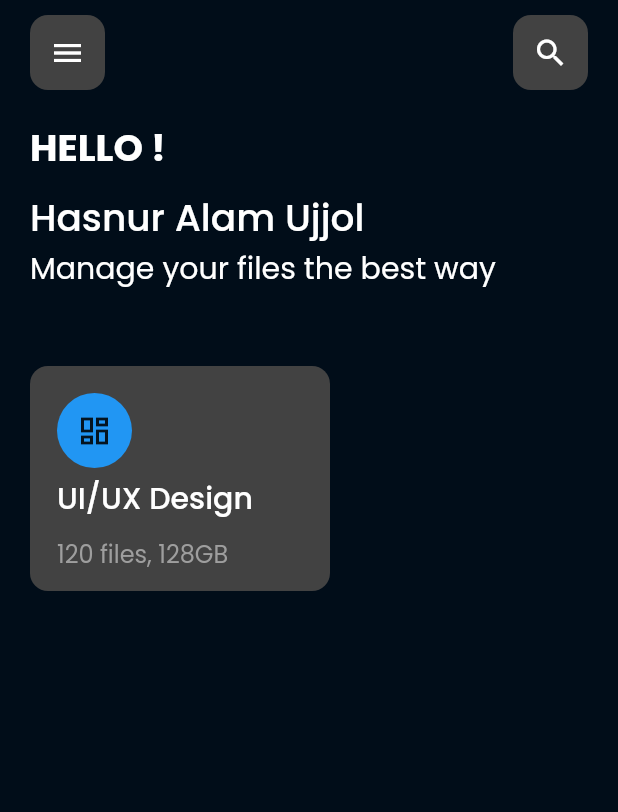
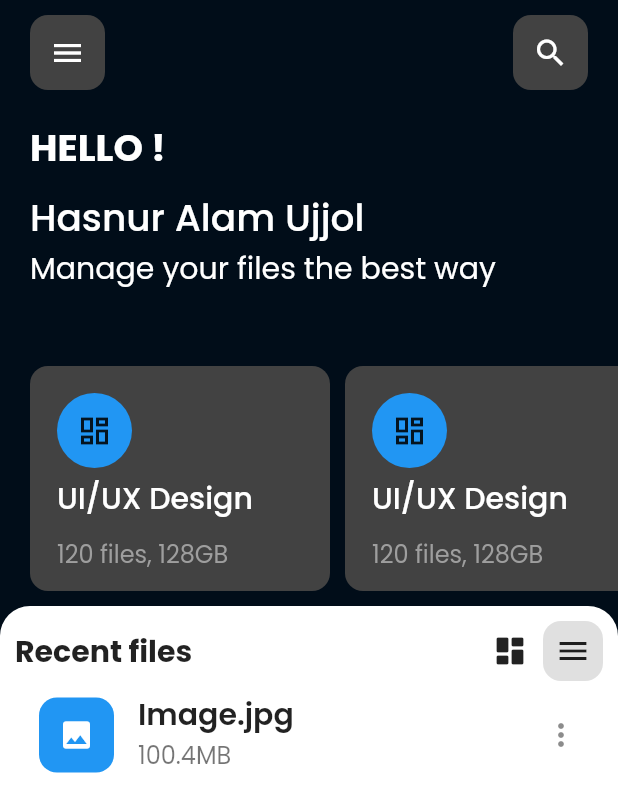
Before and after one commit to Ozurumba007/File-_manager_UI_app, a Flutter app: the screen it shows after launch, on a phone screen of 412 x 824 dp. Shown: the top 812 px of the screen. Run offline on Flutter 3.47's test engine with Material 2 defaults, Android fonts, the phone set to English and light mode, and no system bars; our stand-ins replace google_fonts.

Commit message:
created a file component called recent_text + list tile \ added the widget to the home_page

```diff
--- a/lib/component/custom_app_bar.dart
+++ b/lib/component/custom_app_bar.dart
@@ -5,7 +5,9 @@ class CustomAppBar extends StatelessWidget {
 
   @override
   Widget build(BuildContext context) {
-    return Row(
+    return Padding(
+      padding: const EdgeInsets.symmetric(horizontal: 20.0),
+      child: Row(
         mainAxisAlignment: MainAxisAlignment.spaceBetween,
         children: [
           Container(
@@ -27,6 +29,7 @@ class CustomAppBar extends StatelessWidget {
             child: Icon(Icons.search, color: Colors.white),
           ),
         ],
+      ),
     );
   }
 }
--- /dev/null
+++ b/lib/component/recent_file.dart
@@ -0,0 +1,100 @@
+import 'package:flutter/material.dart';
+import 'package:google_fonts/google_fonts.dart';
+
+class RecentFile extends StatelessWidget {
+  final String text;
+  final String title;
+  final String subTitle;
+  final IconData icon;
+
+  const RecentFile({
+    super.key,
+    required this.text,
+    required this.title,
+    required this.subTitle,
+    required this.icon,
+  });
+
+  @override
+  Widget build(BuildContext context) {
+    return Expanded(
+      child: ClipRRect(
+        borderRadius: const BorderRadius.only(
+          topLeft: Radius.circular(20),
+          topRight: Radius.circular(20),
+        ),
+        child: Container(
+          color: Colors.white,
+          child: Center(
+            child: Padding(
+              padding:
+                  const EdgeInsets.symmetric(horizontal: 10.0, vertical: 10.0),
+              child: Column(
+                children: [
+                  Row(
+                    mainAxisAlignment: MainAxisAlignment.spaceBetween,
+                    children: [
+                      Text(
+                        text,
+                        style: GoogleFonts.poppins(
+                          fontSize: 20,
+                          fontWeight: FontWeight.bold,
+                          // color: Colors.white,
+                        ),
+                      ),
+                      Row(
+                        children: [
+                          Icon(Icons.dashboard_rounded),
+                          SizedBox(width: 10),
+                          Container(
+                            height: 40,
+                            width: 40,
+                            decoration: BoxDecoration(
+                              color: Colors.grey[300],
+                              borderRadius: BorderRadius.circular(12),
+                            ),
+                            child: Icon(Icons.menu),
+                          ),
+                        ],
+                      ),
+                    ],
+                  ),
+                  // List Tile
+                  ListTile(
+                    leading: Container(
+                      height: 50,
+                      width: 50,
+                      decoration: BoxDecoration(
+                        color: Colors.blue,
+                        borderRadius: BorderRadius.circular(12),
+                      ),
+                      child: Icon(
+                        icon,
+                        color: Colors.white,
+                      ),
+                    ),
+                    title: Text(
+                      title,
+                      style: GoogleFonts.poppins(
+                        fontSize: 20,
+                        fontWeight: FontWeight.w600,
+                      ),
+                    ),
+                    subtitle: Text(
+                      subTitle,
+                      style: GoogleFonts.poppins(
+                        fontSize: 16,
+                        fontWeight: FontWeight.w400,
+                      ),
+                    ),
+                    trailing: Icon(Icons.more_vert),
+                  ),
+                ],
+              ),
+            ),
+          ),
+        ),
+      ),
+    );
+  }
+}
--- a/lib/page/home_page.dart
+++ b/lib/page/home_page.dart
@@ -1,5 +1,6 @@
 import 'package:file_manager_app_ui/component/custom_app_bar.dart';
 import 'package:file_manager_app_ui/component/folder_structure.dart';
+import 'package:file_manager_app_ui/component/recent_file.dart';
 import 'package:flutter/material.dart';
 import 'package:google_fonts/google_fonts.dart';
 
@@ -16,8 +17,6 @@ class _HomePageState extends State<HomePage> {
     return Scaffold(
       backgroundColor: Color.fromARGB(255, 1, 13, 25),
       body: SafeArea(
-        child: Padding(
-          padding: const EdgeInsets.symmetric(horizontal: 20.0),
         child: Column(
           crossAxisAlignment: CrossAxisAlignment.start,
           children: [
@@ -27,7 +26,9 @@ class _HomePageState extends State<HomePage> {
 
             // heading text
             SizedBox(height: 20),
-              Text(
+            Padding(
+              padding: const EdgeInsets.symmetric(horizontal: 20.0),
+              child: Text(
                 'HELLO !',
                 style: GoogleFonts.poppins(
                   fontSize: 25,
@@ -35,8 +36,11 @@ class _HomePageState extends State<HomePage> {
                   color: Colors.white,
                 ),
               ),
+            ),
             SizedBox(height: 10),
-              Text(
+            Padding(
+              padding: const EdgeInsets.symmetric(horizontal: 20.0),
+              child: Text(
                 'Hasnur Alam Ujjol ',
                 style: GoogleFonts.poppins(
                   fontSize: 25,
@@ -44,10 +48,13 @@ class _HomePageState extends State<HomePage> {
                   color: Colors.white,
                 ),
               ),
+            ),
 
             // sub heading text
 
-              Text(
+            Padding(
+              padding: const EdgeInsets.symmetric(horizontal: 20.0),
+              child: Text(
                 'Manage your files the best way',
                 style: GoogleFonts.poppins(
                   fontSize: 20,
@@ -55,15 +62,35 @@ class _HomePageState extends State<HomePage> {
                   color: Colors.white,
                 ),
               ),
+            ),
 
             SizedBox(height: 50),
 
             // folder structure
+            Padding(
+              padding: const EdgeInsets.only(left: 20.0),
+              child: Container(
+                height: 150,
+                child: ListView(
+                  scrollDirection: Axis.horizontal,
+                  children: [
                     FolderStructure(),
+                    SizedBox(width: 10),
+                    FolderStructure(),
+                  ],
+                ),
+              ),
+            ),
+            SizedBox(height: 10),
 
             // recent file + list Tile
+            RecentFile(
+              text: 'Recent files',
+              icon: Icons.image,
+              title: 'Image.jpg',
+              subTitle: '100.4MB',
+            ),
           ],
-          ),
         ),
       ),
     );
```
Lines whose indentation alone changed are shown as unchanged.
